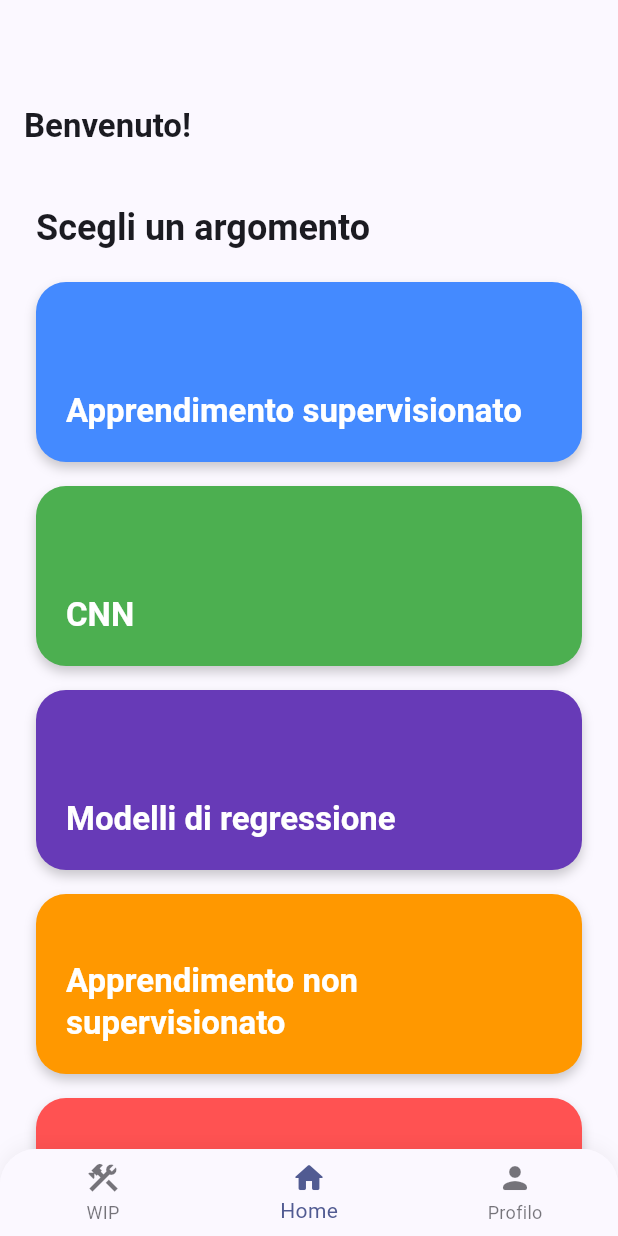
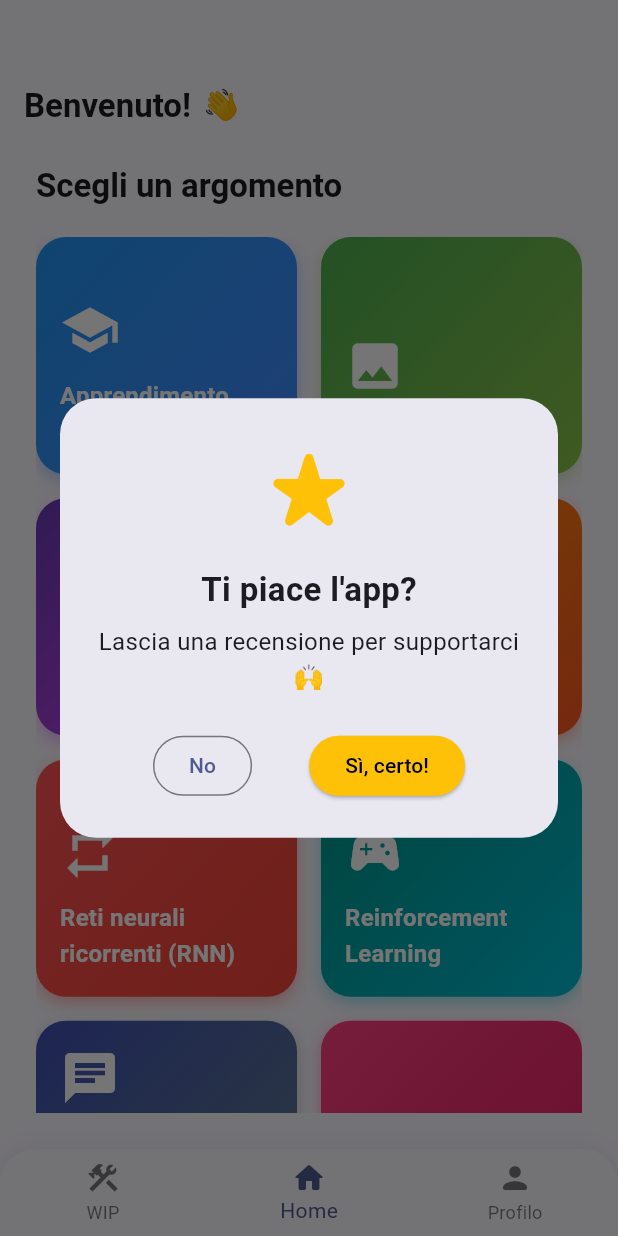
Before and after one commit to Mattia-Franchini/flutter_app, a Flutter app: the screen it shows after launch, on a phone screen of 412 x 824 dp. Run offline on Flutter 3.47's test engine with Material 3 defaults, Android fonts, the phone set to English and light mode, and no system bars.

Commit message:
Some updates to homepage design

```diff
--- a/lib/pages/home_page.dart
+++ b/lib/pages/home_page.dart
@@ -1,99 +1,270 @@
 import 'package:flutter/material.dart';
 import 'levels_page.dart';
 
-class HomePage extends StatelessWidget {
+class HomePage extends StatefulWidget {
   const HomePage({super.key});
+
+  @override
+  State<HomePage> createState() => _HomePageState();
+}
+
+class _HomePageState extends State<HomePage> {
+  @override
+  void initState() {
+    super.initState();
+
+    // Mostra il popup dopo 5 secondi
+    Future.delayed(const Duration(seconds: 5), () {
+      _showReviewDialog();
+    });
+  }
+
+  void _showReviewDialog() {
+    showDialog(
+      context: context,
+      barrierDismissible: true,
+      builder: (context) => Dialog(
+        shape: RoundedRectangleBorder(borderRadius: BorderRadius.circular(24)),
+        child: Padding(
+          padding: const EdgeInsets.all(24),
+          child: Column(
+            mainAxisSize: MainAxisSize.min,
+            children: [
+              const Icon(Icons.star_rate_rounded,
+                  color: Colors.amber, size: 72),
+              const SizedBox(height: 16),
+              const Text(
+                "Ti piace l'app?",
+                style: TextStyle(
+                  fontSize: 22,
+                  fontWeight: FontWeight.bold,
+                ),
+              ),
+              const SizedBox(height: 8),
+              const Text(
+                "Lascia una recensione per supportarci 🙌",
+                textAlign: TextAlign.center,
+                style: TextStyle(fontSize: 16),
+              ),
+              const SizedBox(height: 24),
+              Row(
+                mainAxisAlignment: MainAxisAlignment.spaceEvenly,
+                children: [
+                  OutlinedButton(
+                    onPressed: () {
+                      Navigator.pop(context);
+                      ScaffoldMessenger.of(context).showSnackBar(
+                        const SnackBar(content: Text("Grazie comunque! 😊")),
+                      );
+                    },
+                    child: const Text("No"),
+                  ),
+                  ElevatedButton(
+                    onPressed: () {
+                      Navigator.pop(context);
+                      ScaffoldMessenger.of(context).showSnackBar(
+                        const SnackBar(
+                            content: Text("Grazie per la recensione! ⭐")),
+                      );
+                    },
+                    style: ElevatedButton.styleFrom(
+                      backgroundColor: Colors.amber,
+                      foregroundColor: Colors.black,
+                    ),
+                    child: const Text("Sì, certo!"),
+                  ),
+                ],
+              ),
+            ],
+          ),
+        ),
+      ),
+    );
+  }
+
+  final topics = [
+    {
+      "title": "Apprendimento supervisionato",
+      "light": [Colors.blue, Colors.blueAccent],
+      "dark": [Colors.blue.shade200, Colors.blue.shade400],
+      "icon": Icons.school
+    },
+    {
+      "title": "CNN",
+      "light": [Colors.green, Colors.lightGreen],
+      "dark": [Colors.greenAccent.shade400, Colors.teal],
+      "icon": Icons.image
+    },
+    {
+      "title": "Modelli di regressione",
+      "light": [Colors.deepPurple, Colors.purpleAccent],
+      "dark": [Colors.purple.shade200, Colors.deepPurpleAccent],
+      "icon": Icons.show_chart
+    },
+    {
+      "title": "Apprendimento non supervisionato",
+      "light": [Colors.orange, Colors.deepOrange],
+      "dark": [Colors.orangeAccent, Colors.deepOrangeAccent],
+      "icon": Icons.auto_awesome
+    },
+    {
+      "title": "Reti neurali ricorrenti (RNN)",
+      "light": [Colors.redAccent, Colors.red],
+      "dark": [Colors.pinkAccent, Colors.redAccent],
+      "icon": Icons.repeat
+    },
+    {
+      "title": "Reinforcement Learning",
+      "light": [Colors.teal, Colors.cyan],
+      "dark": [Colors.tealAccent, Colors.cyanAccent],
+      "icon": Icons.sports_esports
+    },
+    {
+      "title": "NLP (Natural Language Processing)",
+      "light": [Colors.indigo, Colors.blueGrey],
+      "dark": [Colors.indigoAccent, Colors.blueGrey.shade400],
+      "icon": Icons.chat
+    },
+    {
+      "title": "Visione artificiale",
+      "light": [Colors.pinkAccent, Colors.pink],
+      "dark": [Colors.pink.shade200, Colors.purpleAccent],
+      "icon": Icons.visibility
+    },
+  ];
 
   @override
   Widget build(BuildContext context) {
     final theme = Theme.of(context);
-
-    final topics = [
-      {"title": "Apprendimento supervisionato", "color": Colors.blueAccent},
-      {"title": "CNN", "color": Colors.green},
-      {"title": "Modelli di regressione", "color": Colors.deepPurple},
-      {"title": "Apprendimento non supervisionato", "color": Colors.orange},
-      {"title": "Reti neurali ricorrenti (RNN)", "color": Colors.redAccent},
-      {"title": "Reinforcement Learning", "color": Colors.teal},
-      {"title": "NLP (Natural Language Processing)", "color": Colors.indigo},
-      {"title": "Visione artificiale", "color": Colors.pinkAccent},
-    ];
+    final isDark = theme.brightness == Brightness.dark;
 
     return Scaffold(
       backgroundColor: theme.colorScheme.surface,
       appBar: AppBar(
+        toolbarHeight: 30,
         elevation: 0,
-        title: const Text(
+        title: Row(
+          children: const [
+            Text(
               'Benvenuto!',
               style: TextStyle(fontWeight: FontWeight.bold),
             ),
+            SizedBox(width: 8),
+            Text("👋", style: TextStyle(fontSize: 20)),
+          ],
         ),
-      body: SingleChildScrollView(
+      ),
+      body: Padding(
         padding: const EdgeInsets.all(24),
         child: Column(
           crossAxisAlignment: CrossAxisAlignment.start,
           children: [
             Text(
               'Scegli un argomento',
-              style: theme.textTheme.headlineSmall!.copyWith(
-                fontWeight: FontWeight.bold,
+              style: theme.textTheme.titleLarge!.copyWith(
+                fontWeight: FontWeight.w600,
               ),
             ),
             const SizedBox(height: 20),
 
-            ...topics.map((topic) => Padding(
-                  padding: const EdgeInsets.only(bottom: 16),
-                  child: _buildTopicCard(
-                    context: context,
+            /// 🔹 Griglia di card animate
+            Expanded(
+              child: GridView.builder(
+                itemCount: topics.length,
+                gridDelegate: const SliverGridDelegateWithFixedCrossAxisCount(
+                  crossAxisCount: 2,
+                  crossAxisSpacing: 16,
+                  mainAxisSpacing: 16,
+                  childAspectRatio: 1.1,
+                ),
+                itemBuilder: (context, index) {
+                  final topic = topics[index];
+                  return _AnimatedTopicCard(
                     title: topic["title"] as String,
-                    color: topic["color"] as Color,
+                    colors: isDark
+                        ? topic["dark"] as List<Color>
+                        : topic["light"] as List<Color>,
+                    icon: topic["icon"] as IconData,
+                  );
+                },
               ),
-                )),
+            ),
           ],
         ),
       ),
     );
   }
+}
 
-  Widget _buildTopicCard({
-    required BuildContext context,
-    required String title,
-    required Color color,
-  }) {
+/// 🔹 Card con animazione + gradienti adattivi
+class _AnimatedTopicCard extends StatefulWidget {
+  final String title;
+  final List<Color> colors;
+  final IconData icon;
+
+  const _AnimatedTopicCard({
+    required this.title,
+    required this.colors,
+    required this.icon,
+  });
+
+  @override
+  State<_AnimatedTopicCard> createState() => _AnimatedTopicCardState();
+}
+
+class _AnimatedTopicCardState extends State<_AnimatedTopicCard> {
+  bool _pressed = false;
+
+  @override
+  Widget build(BuildContext context) {
     final theme = Theme.of(context);
 
-    return InkWell(
+    return GestureDetector(
+      onTapDown: (_) => setState(() => _pressed = true),
+      onTapUp: (_) => setState(() => _pressed = false),
+      onTapCancel: () => setState(() => _pressed = false),
       onTap: () {
         Navigator.push(
           context,
           MaterialPageRoute(
-            builder: (_) => LevelsPage(topic: title),
+            builder: (_) => LevelsPage(topic: widget.title),
           ),
         );
       },
+      child: AnimatedScale(
+        scale: _pressed ? 0.97 : 1.0,
+        duration: const Duration(milliseconds: 150),
         child: Container(
-        width: double.infinity,
-        height: 120,
-        padding: const EdgeInsets.all(20),
+          padding: const EdgeInsets.all(16),
           decoration: BoxDecoration(
-          color: color,
+            gradient: LinearGradient(
+              colors: widget.colors,
+              begin: Alignment.topLeft,
+              end: Alignment.bottomRight,
+            ),
             borderRadius: BorderRadius.circular(20),
             boxShadow: [
               BoxShadow(
-              color: Colors.black.withOpacity(0.2),
-              blurRadius: 6,
+                color: widget.colors.last.withOpacity(0.35),
+                blurRadius: 8,
                 offset: const Offset(0, 4),
               ),
             ],
           ),
-        child: Align(
-          alignment: Alignment.bottomLeft,
-          child: Text(
-            title,
-            style: theme.textTheme.titleLarge!.copyWith(
+          child: Column(
+            crossAxisAlignment: CrossAxisAlignment.start,
+            mainAxisAlignment: MainAxisAlignment.end,
+            children: [
+              Icon(widget.icon, color: Colors.white, size: 40),
+              const SizedBox(height: 12),
+              Text(
+                widget.title,
+                style: theme.textTheme.titleMedium!.copyWith(
                   color: Colors.white,
                   fontWeight: FontWeight.bold,
                 ),
+              ),
+            ],
           ),
         ),
       ),
--- a/lib/pages/levels_page.dart
+++ b/lib/pages/levels_page.dart
@@ -11,7 +11,7 @@ class LevelsPage extends StatelessWidget {
 
     // Solo il primo livello sbloccato
     final int unlockedLevel = 1;
-    final Map<int, int> stars = {1: 0, 2: 0, 3: 0}; // Stelle statiche
+    //final Map<int, int> stars = {1: 0, 2: 0, 3: 0}; // Stelle statiche
     final Map<int, String> levelNames = {
       1: "Base",
       2: "Intermedio",
```
Lines whose indentation alone changed are shown as unchanged.
